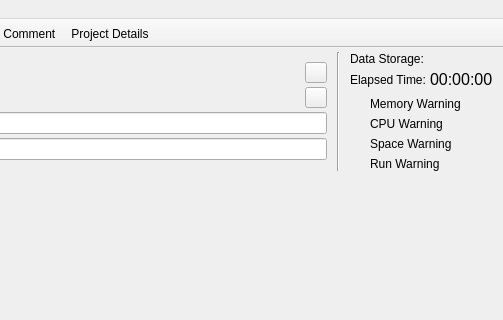
Before: the Qt Designer form src/mainwindow.ui in syntalos/syntalos, drawn with Qt 5; both pictures show x 497 to 1000 and y 0 to 320 of the 1000 by 900 pixel window.
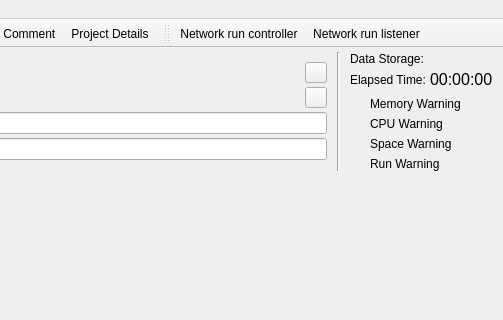
After: the same form once the commit is applied. Icons and pictures are not drawn. Custom widgets are drawn as their Qt base class.

Commit message: ui: Add UI and settings elements for network control support

Patch:
```diff
--- a/src/mainwindow.ui
+++ b/src/mainwindow.ui
@@ -17,6 +17,9 @@
    <iconset>
     <normaloff>:/icons/appicon</normaloff>:/icons/appicon</iconset>
   </property>
+  <property name="toolButtonStyle">
+   <enum>Qt::ToolButtonStyle::ToolButtonIconOnly</enum>
+  </property>
   <widget class="QWidget" name="centralWidget">
    <layout class="QVBoxLayout" name="verticalLayout_15">
     <property name="spacing">
@@ -1409,11 +1412,11 @@
    <property name="windowTitle">
     <string>toolBar</string>
    </property>
-   <property name="movable">
-    <bool>false</bool>
-   </property>
-   <property name="allowedAreas">
-    <set>Qt::ToolBarArea::NoToolBarArea</set>
+   <property name="iconSize">
+    <size>
+     <width>26</width>
+     <height>26</height>
+    </size>
    </property>
    <property name="floatable">
     <bool>false</bool>
@@ -1424,6 +1427,8 @@
    <attribute name="toolBarBreak">
     <bool>false</bool>
    </attribute>
+   <addaction name="actionNetRunController"/>
+   <addaction name="actionNetRunListener"/>
   </widget>
   <action name="actionQuit">
    <property name="icon">
@@ -1669,6 +1674,34 @@
     <string>Ctrl+N</string>
    </property>
   </action>
+  <action name="actionNetRunController">
+   <property name="checkable">
+    <bool>true</bool>
+   </property>
+   <property name="text">
+    <string>Network run controller</string>
+   </property>
+   <property name="toolTip">
+    <string>Broadcast the run start/stop over the network, so connected applications can start recording as well</string>
+   </property>
+   <property name="menuRole">
+    <enum>QAction::MenuRole::NoRole</enum>
+   </property>
+  </action>
+  <action name="actionNetRunListener">
+   <property name="checkable">
+    <bool>true</bool>
+   </property>
+   <property name="text">
+    <string>Network run listener</string>
+   </property>
+   <property name="toolTip">
+    <string>Listen for network commands to run this experiment and synchronize start/stop</string>
+   </property>
+   <property name="menuRole">
+    <enum>QAction::MenuRole::NoRole</enum>
+   </property>
+  </action>
  </widget>
  <layoutdefault spacing="6" margin="11"/>
  <customwidgets>
```
Left out of the diff: 9 changed lines with no effect on the pictures. The commit also changes 11 other files.
